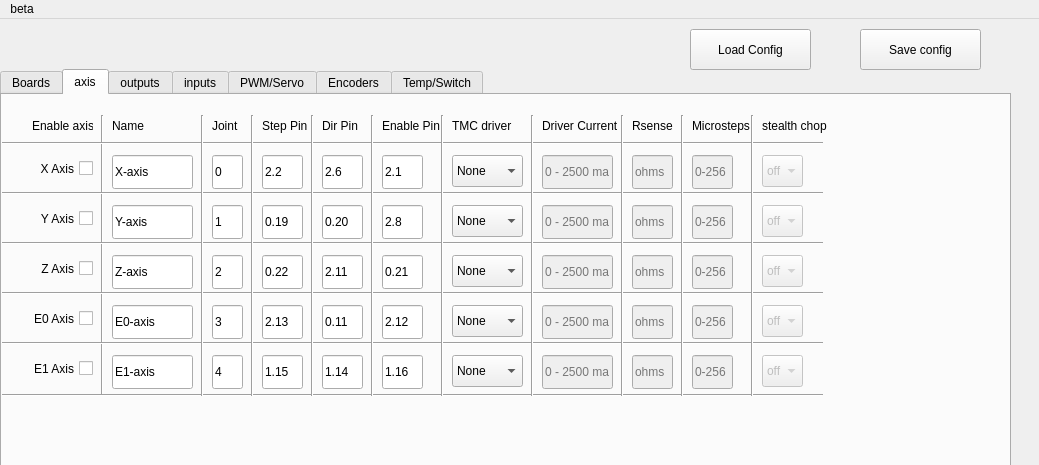
The window that remoreconfig.ui (aaroncnc/Remora-GUI-Config-Tool) describes before a commit, drawn with Qt 5; both pictures show x 0 to 1039 and y 0 to 465 of the 1039 by 777 pixel window.
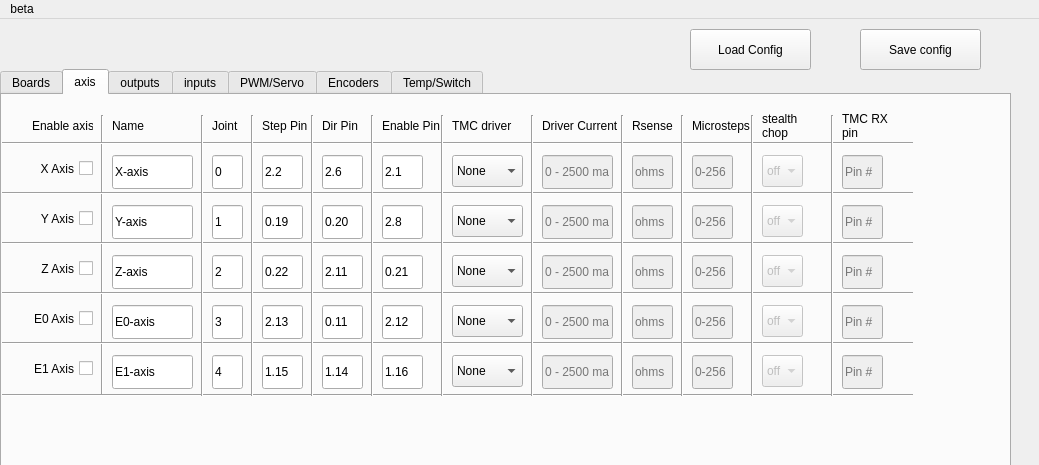
The same window after the commit. The open tabs and pages were chosen to show the change.

Commit message:
added skr2 board support
added support for srk2 stm32f407 board
added motor power enable
Also added TMC rx pin to gui

Diff of the .ui file:
```diff
--- a/remoreconfig.ui
+++ b/remoreconfig.ui
@@ -653,7 +653,7 @@
        <rect>
         <x>-40</x>
         <y>40</y>
-        <width>861</width>
+        <width>951</width>
         <height>16</height>
        </rect>
       </property>
@@ -666,7 +666,7 @@
        <rect>
         <x>-40</x>
         <y>90</y>
-        <width>861</width>
+        <width>951</width>
         <height>16</height>
        </rect>
       </property>
@@ -679,7 +679,7 @@
        <rect>
         <x>-40</x>
         <y>140</y>
-        <width>861</width>
+        <width>951</width>
         <height>16</height>
        </rect>
       </property>
@@ -692,7 +692,7 @@
        <rect>
         <x>-40</x>
         <y>190</y>
-        <width>861</width>
+        <width>951</width>
         <height>16</height>
        </rect>
       </property>
@@ -705,7 +705,7 @@
        <rect>
         <x>-40</x>
         <y>240</y>
-        <width>861</width>
+        <width>951</width>
         <height>16</height>
        </rect>
       </property>
@@ -718,7 +718,7 @@
        <rect>
         <x>-40</x>
         <y>290</y>
-        <width>861</width>
+        <width>951</width>
         <height>20</height>
        </rect>
       </property>
@@ -1093,7 +1093,7 @@
        <rect>
         <x>760</x>
         <y>10</y>
-        <width>81</width>
+        <width>61</width>
         <height>41</height>
        </rect>
       </property>
@@ -1448,6 +1448,130 @@
        <string>0-256</string>
       </property>
      </widget>
+     <widget class="QLabel" name="label_115">
+      <property name="geometry">
+       <rect>
+        <x>840</x>
+        <y>10</y>
+        <width>61</width>
+        <height>41</height>
+       </rect>
+      </property>
+      <property name="text">
+       <string>TMC RX pin</string>
+      </property>
+      <property name="wordWrap">
+       <bool>true</bool>
+      </property>
+     </widget>
+     <widget class="Line" name="line_99">
+      <property name="geometry">
+       <rect>
+        <x>820</x>
+        <y>20</y>
+        <width>20</width>
+        <height>281</height>
+       </rect>
+      </property>
+      <property name="orientation">
+       <enum>Qt::Vertical</enum>
+      </property>
+     </widget>
+     <widget class="QLineEdit" name="yaxisrxpin">
+      <property name="enabled">
+       <bool>false</bool>
+      </property>
+      <property name="geometry">
+       <rect>
+        <x>840</x>
+        <y>110</y>
+        <width>41</width>
+        <height>34</height>
+       </rect>
+      </property>
+      <property name="text">
+       <string/>
+      </property>
+      <property name="placeholderText">
+       <string>Pin #</string>
+      </property>
+     </widget>
+     <widget class="QLineEdit" name="xaxisrxpin">
+      <property name="enabled">
+       <bool>false</bool>
+      </property>
+      <property name="geometry">
+       <rect>
+        <x>840</x>
+        <y>60</y>
+        <width>41</width>
+        <height>34</height>
+       </rect>
+      </property>
+      <property name="text">
+       <string/>
+      </property>
+      <property name="placeholderText">
+       <string>Pin #</string>
+      </property>
+     </widget>
+     <widget class="QLineEdit" name="e0axisrxpin">
+      <property name="enabled">
+       <bool>false</bool>
+      </property>
+      <property name="geometry">
+       <rect>
+        <x>840</x>
+        <y>210</y>
+        <width>41</width>
+        <height>34</height>
+       </rect>
+      </property>
+      <property name="text">
+       <string/>
+      </property>
+      <property name="placeholderText">
+       <string>Pin #</string>
+      </property>
+     </widget>
+     <widget class="QLineEdit" name="e1axisrxpin">
+      <property name="enabled">
+       <bool>false</bool>
+      </property>
+      <property name="geometry">
+       <rect>
+        <x>840</x>
+        <y>260</y>
+        <width>41</width>
+        <height>34</height>
+       </rect>
+      </property>
+      <property name="text">
+       <string/>
+      </property>
+      <property name="placeholderText">
+       <string>Pin #</string>
+      </property>
+     </widget>
+     <widget class="QLineEdit" name="zaxisrxpin">
+      <property name="enabled">
+       <bool>false</bool>
+      </property>
+      <property name="geometry">
+       <rect>
+        <x>840</x>
+        <y>160</y>
+        <width>41</width>
+        <height>34</height>
+       </rect>
+      </property>
+      <property name="text">
+       <string/>
+      </property>
+      <property name="placeholderText">
+       <string>Pin #</string>
+      </property>
+     </widget>
     </widget>
     <widget class="QWidget" name="outputs">
      <attribute name="title">
```
Left out of the diff: 11 changed lines with no effect on the pictures. The commit also changes 1 other file.
